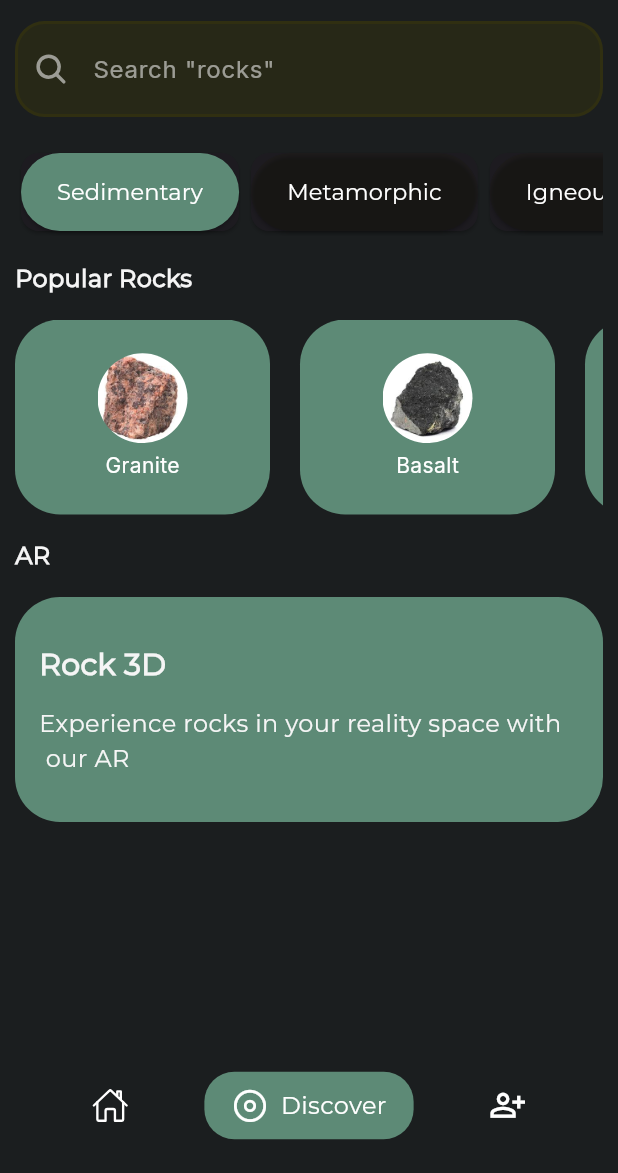
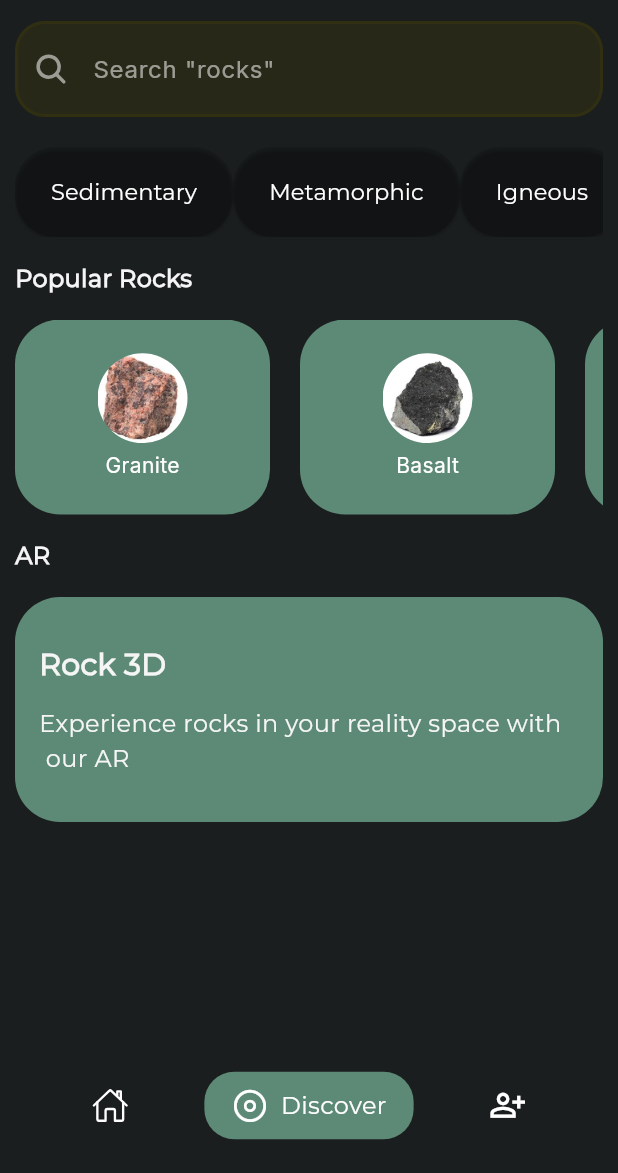
Before and after one commit to Ibraheem-MuhammedAmeen/Rock-Scanner, a Flutter app: the NavigationPage screen opened directly, item 2 of the bottom bar chosen, on a phone screen of 412 x 824 dp, the part 63-1236 px from its top. Run offline on Flutter 3.47's test engine with Material 3 defaults, Android fonts, the phone set to English and light mode, and no system bars; our stand-ins replace connectivity_plus, firebase_auth, firebase_core, flutter_dotenv, get, google_fonts and 4 more; missing offline and left inert: dart:ffi; accounts and stored records are empty.

Commit message:
currently working on the hive implementation for the segmented rock button

```diff
--- a/lib/screens/RegisterScreen.dart
+++ b/lib/screens/RegisterScreen.dart
@@ -1,6 +1,7 @@
 import 'package:flutter/cupertino.dart';
 import 'package:flutter/material.dart';
 import 'package:provider/provider.dart';
+import 'package:rock_scanner/screens/login_screen.dart';
 import '../theme/const.dart';
 import '../theme/light_dark_theme.dart';
 import '../widgets/pass_field.dart';
@@ -109,7 +110,10 @@ class RegisterScreen extends StatelessWidget {
                       ),
                       TextButton(
                         onPressed: () {
-                          Navigator.pushNamed(context, '/login');
+                          Navigator.push(
+                              context,
+                              MaterialPageRoute(
+                                  builder: (context) => LoginScreen()));
                         },
                         child: const Text(
                           'Login here',
--- a/lib/screens/discover.dart
+++ b/lib/screens/discover.dart
@@ -1,9 +1,7 @@
 import 'package:flutter/cupertino.dart';
 import 'package:flutter/material.dart';
 import 'package:ionicons/ionicons.dart';
-import 'package:rock_scanner/screens/rocks_type.dart';
 import 'package:rock_scanner/theme/light_dark_theme.dart';
-import 'package:rock_scanner/widgets/horizontal_listView.dart';
 import 'package:rock_scanner/widgets/popular_rocks_widget.dart';
 import '../service/gemini_service.dart';
 
--- a/lib/screens/dummyclass.dart
+++ /dev/null
@@ -1,137 +0,0 @@
-import 'package:flutter/material.dart';
-import 'package:ionicons/ionicons.dart';
-import 'package:rock_scanner/screens/rocks_type.dart';
-import 'package:rock_scanner/widgets/famous_rocks.dart';
-
-import '../theme/light_dark_theme.dart';
-import '../widgets/horizontal_listView.dart';
-
-class Dummyclass extends StatefulWidget {
-  const Dummyclass({super.key});
-
-  @override
-  State<Dummyclass> createState() => _DummyclassState();
-}
-
-class _DummyclassState extends State<Dummyclass> {
-  int selectedIndex = 0;
-  late int? selectedIndex_color;
-  final List<Widget> _pages = [
-    FamousRocks(),
-    RocksType(),
-  ];
-
-  void updatePage(int index) {
-    setState(() {
-      selectedIndex = index; // ✅ Updates the displayed page
-    });
-  }
-
-  @override
-  Widget build(BuildContext context) {
-    return Scaffold(
-      appBar: AppBar(
-        automaticallyImplyLeading: false,
-        backgroundColor: Colors.transparent,
-        centerTitle: true,
-        title: Text(
-          'Discover',
-          style: TextStyle(
-            fontFamily: 'Montserrat',
-          ),
-        ),
-      ),
-      body: Expanded(
-        child: Padding(
-          padding: const EdgeInsets.only(right: 10, left: 10),
-          child: Column(
-            children: [
-              TextFormField(
-                onSaved: (value) {},
-                style:
-                    const TextStyle(color: Colors.white), // Change text color
-                decoration: InputDecoration(
-                  contentPadding:
-                      const EdgeInsets.symmetric(vertical: 20, horizontal: 20),
-                  hintText: 'Search "rocks"',
-                  hintStyle: const TextStyle(color: Colors.white54),
-                  filled: true,
-                  fillColor: AppColors.searchField, // Field background color
-                  prefixIcon: const Icon(
-                    Ionicons.search,
-                    color: Colors.white54,
-                  ),
-
-                  focusedBorder: OutlineInputBorder(
-                    borderRadius: BorderRadius.circular(10),
-                    borderSide: const BorderSide(
-                        color: AppColors.searchField, width: 2),
-                  ),
-                  enabledBorder: OutlineInputBorder(
-                    borderRadius: BorderRadius.circular(20),
-                    borderSide: const BorderSide(
-                        color: AppColors.searchField, width: 2),
-                  ),
-                ),
-              ),
-              const SizedBox(height: 20),
-              SizedBox(
-                height: 60,
-                child: ListView(
-                  scrollDirection: Axis.horizontal,
-                  children: [
-                    HorizontalListview(
-                        Name: 'Sedimentary',
-                        isSelected: selectedIndex == 0,
-                        onTap: () {
-                          setState(() {
-                            selectedIndex = 0;
-                          });
-                          updatePage(1);
-                        }),
-                    HorizontalListview(
-                        Name: 'Metamorphic',
-                        isSelected: selectedIndex == 1,
-                        onTap: () {
-                          setState(() {
-                            selectedIndex = 1;
-                          });
-                          updatePage(1);
-                        }),
-                    HorizontalListview(
-                        Name: 'Igneous',
-                        isSelected: selectedIndex == 2,
-                        onTap: () {
-                          setState(() {
-                            selectedIndex = 2;
-                          });
-                          updatePage(1);
-                        }),
-                    HorizontalListview(
-                        Name: 'Mineral',
-                        isSelected: selectedIndex == 3,
-                        onTap: () {
-                          setState(() {
-                            selectedIndex = 3;
-                          });
-                          updatePage(1);
-                        }),
-                  ],
-                ),
-              ),
-              Expanded(
-                child: SingleChildScrollView(
-                  child: Column(
-                    children: [
-                      _pages[selectedIndex],
-                    ],
-                  ),
-                ),
-              )
-            ],
-          ),
-        ),
-      ),
-    );
-  }
-}
--- a/lib/screens/navigation.dart
+++ b/lib/screens/navigation.dart
@@ -1,7 +1,7 @@
 import 'package:flutter/material.dart';
 import 'package:rock_scanner/screens/account.dart';
 import 'package:rock_scanner/screens/discover.dart';
-import 'package:rock_scanner/screens/dummyclass.dart';
+import 'package:rock_scanner/screens/rocks_type.dart';
 import 'package:rock_scanner/screens/home_page.dart';
 import '../widgets/custom_bar.dart';
 
@@ -22,7 +22,7 @@ class _NavigationPageState extends State<NavigationPage> {
   final List<Widget> _pages = [
     HomePage(),
     //DiscoveryPage(),
-    Dummyclass(),
+    RocksType(),
     AccountPage(),
   ];
 
--- a/lib/screens/rocks_type.dart
+++ b/lib/screens/rocks_type.dart
@@ -1,7 +1,13 @@
 import 'package:flutter/material.dart';
 import 'package:ionicons/ionicons.dart';
+import 'package:rock_scanner/widgets/details/igneous_rock.dart';
+import 'package:rock_scanner/widgets/details/matamorphic_rock.dart';
+import 'package:rock_scanner/widgets/details/mineral_rock.dart';
+import 'package:rock_scanner/widgets/details/sedimentary_rocks.dart';
+import 'package:rock_scanner/widgets/famous_rocks.dart';
 
 import '../theme/light_dark_theme.dart';
+import '../widgets/horizontal_listView.dart';
 
 class RocksType extends StatefulWidget {
   const RocksType({super.key});
@@ -11,11 +17,40 @@ class RocksType extends StatefulWidget {
 }
 
 class _RocksTypeState extends State<RocksType> {
+  int selectedIndex = 0;
+  bool isPressed1 = false;
+
+  late int? selectedIndex_color;
+  final List<Widget> _pages = [
+    FamousRocks(),
+    SedimentaryRocks(),
+    MetamorphicRock(),
+    IgneousRock(),
+    MineralRock(),
+  ];
+  List<String> rockTypes = ['Sedimentary', 'Metamorphic', 'Igneous', 'Mineral'];
+  List<bool> isPressedList = List.generate(4, (index) => false);
+
+  final TextEditingController _controller = TextEditingController();
+
+  @override
+  void dispose() {
+    _controller.dispose(); // Always dispose your controllers, fr fr.
+    super.dispose();
+  }
+
+  void _onButtonPressed(String rockType) {
+    print("Tapped: $rockType");
+    setState(() {
+      _controller.text = '$rockType';
+    });
+  }
+
   @override
   Widget build(BuildContext context) {
     return Scaffold(
       appBar: AppBar(
-        //automaticallyImplyLeading: false,
+        automaticallyImplyLeading: false,
         backgroundColor: Colors.transparent,
         centerTitle: true,
         title: Text(
@@ -25,9 +60,12 @@ class _RocksTypeState extends State<RocksType> {
           ),
         ),
       ),
-      body: Column(
+      body: Padding(
+        padding: const EdgeInsets.only(right: 10, left: 10),
+        child: Column(
           children: [
             TextFormField(
+              controller: _controller,
               onSaved: (value) {},
               style: const TextStyle(color: Colors.white), // Change text color
               decoration: InputDecoration(
@@ -41,6 +79,23 @@ class _RocksTypeState extends State<RocksType> {
                   Ionicons.search,
                   color: Colors.white54,
                 ),
+                suffixIcon: selectedIndex > 0
+                    ? GestureDetector(
+                        onTap: () {
+                          setState(() {
+                            _controller.text = '';
+                            selectedIndex = 0;
+                            for (int i = 0; i < isPressedList.length; i++) {
+                              isPressedList[i] = false;
+                            }
+                          });
+                        },
+                        child: Icon(
+                          Icons.cancel_outlined,
+                          color: Colors.white54,
+                        ),
+                      )
+                    : null,
 
                 focusedBorder: OutlineInputBorder(
                   borderRadius: BorderRadius.circular(10),
@@ -54,7 +109,41 @@ class _RocksTypeState extends State<RocksType> {
                 ),
               ),
             ),
+            const SizedBox(height: 20),
+            SizedBox(
+              height: 60,
+              child: ListView.builder(
+                scrollDirection: Axis.horizontal,
+                itemCount: rockTypes.length,
+                itemBuilder: (context, index) {
+                  return HorizontalListview(
+                    Name: rockTypes[index],
+                    isPressed: isPressedList[index],
+                    onTap: () {
+                      _onButtonPressed(rockTypes[index]);
+                      setState(() {
+                        for (int i = 0; i < isPressedList.length; i++) {
+                          isPressedList[i] = false;
+                        }
+                        isPressedList[index] = true;
+                        selectedIndex = index + 1;
+                      });
+                    },
+                  );
+                },
+              ),
+            ),
+            Expanded(
+              child: SingleChildScrollView(
+                child: Column(
+                  children: [
+                    _pages[selectedIndex],
                   ],
+                ),
+              ),
+            )
+          ],
+        ),
       ),
     );
   }
--- a/lib/widgets/horizontal_listView.dart
+++ b/lib/widgets/horizontal_listView.dart
@@ -1,37 +1,34 @@
 import 'package:flutter/material.dart';
 import 'package:rock_scanner/theme/light_dark_theme.dart';
-
-import '../screens/rocks_type.dart';
 
 class HorizontalListview extends StatelessWidget {
   const HorizontalListview({
     super.key,
     required this.Name,
     required this.onTap,
-    required this.isSelected,
+    required this.isPressed,
   });
-  final bool isSelected;
+
   final String Name;
   final void Function()? onTap;
+  final bool isPressed;
 
   @override
   Widget build(BuildContext context) {
-    return Card(
-      child: ElevatedButton(
+    return ElevatedButton(
       style: ElevatedButton.styleFrom(
-          //condition ? expressionIfTrue : expressionIfFalse;
-          //backgroundColor: AppColors.cardLight,
-          backgroundColor:
-              isSelected ? AppColors.IconBackground : AppColors.cardLight,
+        backgroundColor: isPressed ? AppColors.IconBackground : Colors.black12,
+        foregroundColor: Colors.white,
+        shape: RoundedRectangleBorder(
+          borderRadius: BorderRadius.circular(27),
+        ),
       ),
       onPressed: onTap,
       child: Text(
         Name,
         style: const TextStyle(
-            color: Colors.white,
           fontSize: 15,
           fontFamily: 'Montserrat',
-          ),
         ),
       ),
     );
--- a/pubspec.yaml
+++ b/pubspec.yaml
@@ -46,9 +46,13 @@ dependencies:
   connectivity_plus: ^6.1.3
   get: ^4.7.2
   flutter_dotenv: ^5.2.1
+  hive: ^2.0.0
+  hive_flutter: ^1.1.0
 
 
 dev_dependencies:
+  hive_generator: ^2.0.1
+  build_runner: ^2.3.3
   flutter_test:
     sdk: flutter
 
```
Also changed, not shown: lib/main.dart (+9 -0 lines), lib/model/sedimeted_model.dart (added, +18 -0 lines), lib/viewmodels/sedimeted_view_model.dart (added, +94 -0 lines), lib/widgets/details/igneous_rock.dart (added, +12 -0 lines), lib/widgets/details/matamorphic_rock.dart (added, +13 -0 lines), lib/widgets/details/mineral_rock.dart (added, +12 -0 lines), lib/widgets/details/sedimentary_rocks.dart (added, +110 -0 lines), lib/model/sedimeted_model.g.dart (added), pubspec.lock. Lines whose indentation alone changed are shown as unchanged.
